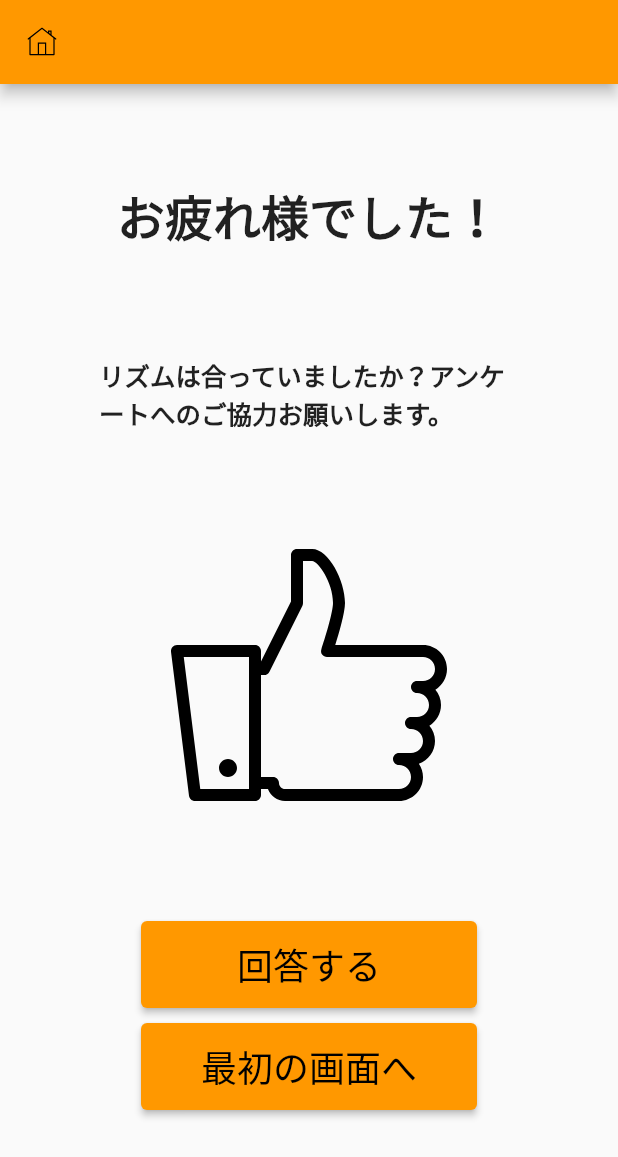
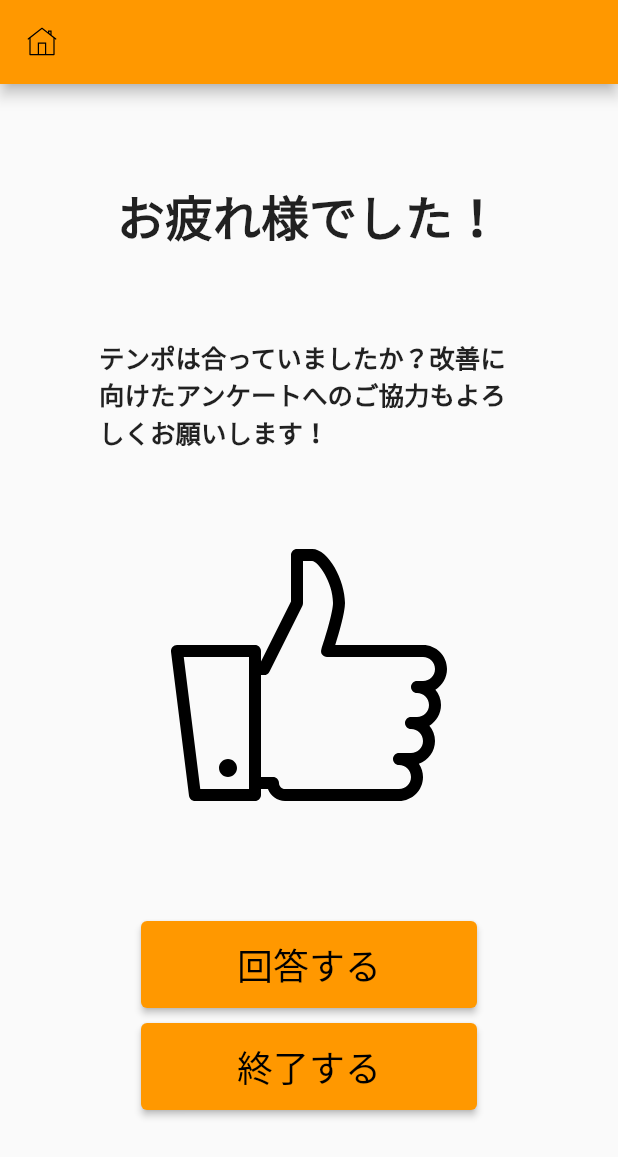
Before and after one commit to beatim-inc/beatim5, a Flutter app: the FinishRunPage screen opened directly, on a phone screen of 412 x 824 dp. Shown: the top 1157 px of the screen. Run offline on Flutter 3.47's test engine with Material 2 defaults, Android fonts, the phone set to English and light mode, and no system bars; our stand-ins replace carousel_slider, cloud_firestore, firebase_core, firebase_storage, flutter_svg, geolocator and 4 more; accounts and stored records are empty.

Commit message:
mini fix

```diff
--- a/lib/screens/finish_run_page.dart
+++ b/lib/screens/finish_run_page.dart
@@ -57,7 +57,7 @@ class FinishRunPage extends StatelessWidget {
                 height: 83,
                 child: Center(
                   child: Text(
-                    'リズムは合っていましたか？アンケートへのご協力お願いします。',
+                    'テンポは合っていましたか？改善に向けたアンケートへのご協力もよろしくお願いします！',
                     style: TextStyle(
                       fontSize: 17,
                       fontWeight: FontWeight.bold,
@@ -92,7 +92,7 @@ class FinishRunPage extends StatelessWidget {
                     height: 10,
                   ),
                   PageTransitionButton(
-                    '最初の画面へ',
+                    '終了する',
                         (){
                       Navigator.push<void>(
                           context,
```
